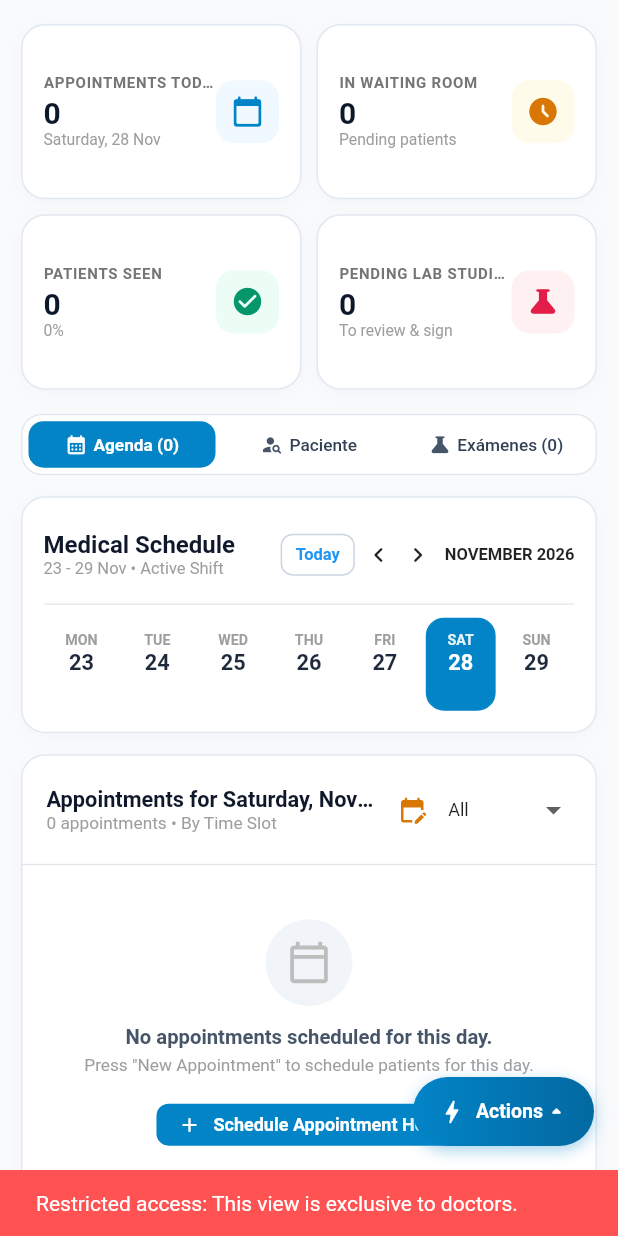
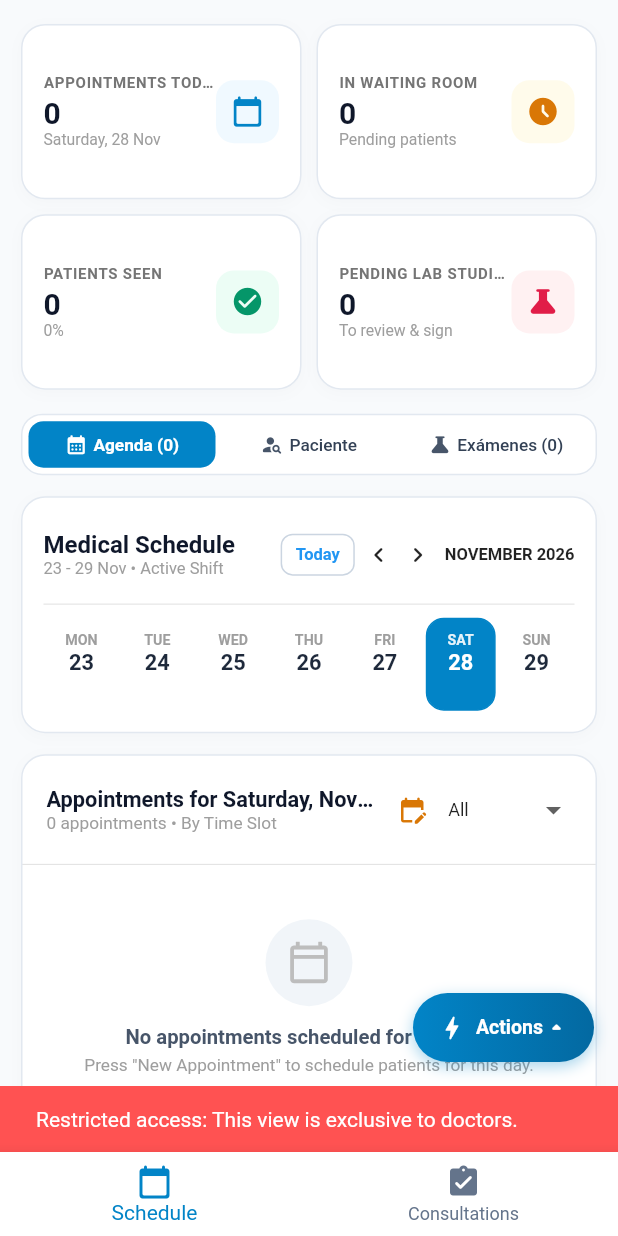
Before and after one commit to alejotb/doctuario, a Flutter app: the DoctorAgendaPanelWidget screen opened directly with empty values, on a phone screen of 412 x 824 dp. Run offline on Flutter 3.47's test engine with Material 3 defaults, Android fonts, the phone set to English and light mode, and no system bars; our stand-ins replace auto_size_text, csv, dropdown_button2, expandable, file_picker, flutter_animate and 14 more; missing offline and left inert: dart:html, dart:ui_web, json_path, mime_type; accounts and stored records are empty; network calls fail; Roboto replaces fonts that are missing (Mooli); statements that could not run were skipped.

Commit message:
refactor(ui): clean Actions menu, move Support to profile modal, add mobile Consultas tab, remove duplicate booking bar

```diff
--- a/lib/doctors/doctor_agenda_panel/doctor_agenda_panel_widget.dart
+++ b/lib/doctors/doctor_agenda_panel/doctor_agenda_panel_widget.dart
@@ -3,10 +3,8 @@ import 'package:flutter/material.dart';
 import 'package:google_fonts/google_fonts.dart';
 import '../../auth/supabase_auth/auth_util.dart';
 import '../../backend/supabase/supabase.dart';
-import '../../components/user_profile_modal.dart';
 import '../../flutter_flow/flutter_flow_util.dart';
 import '../../my_account/home/home_widget.dart';
-import '../components/doctor_support_dialog.dart';
 import 'components/agenda_metrics_strip.dart';
 import 'services/agenda_appointment_actions.dart';
 import 'views/agenda_responsive_content.dart';
@@ -446,30 +444,21 @@ class _DoctorAgendaPanelWidgetState extends State<DoctorAgendaPanelWidget>
             ),
       floatingActionButton: PopupMenuButton<String>(
         tooltip: isEs ? 'Acciones Rápidas' : 'Quick Actions',
-        offset: const Offset(0, -380),
+        offset: const Offset(0, -320),
         shape: RoundedRectangleBorder(borderRadius: BorderRadius.circular(16)),
         color: const Color(0xFF1E293B),
         onSelected: (val) async {
           if (val == 'urgencia') _mostrarDialogoNuevaCita(esEmergencia: true);
-          if (val == 'consultas') DoctorConsultasRealizadasWidget.open(context, idDoctor: widget.idDoctor);
           if (val == 'retraso') DoctorDelayBroadcastDialog.show(context, idDoctor: widget.idDoctor, onNotificado: _cargarDatos);
           if (val == 'receta' || val == 'orden' || val == 'reposo' || val == 'interconsulta') _abrirDocumentoModal(val);
-          if (val == 'actualizar') _cargarDatos();
-          if (val == 'soporte') DoctorSupportDialog.show(context, idDoctor: widget.idDoctor, doctorNombre: _doctorNombre ?? 'Doctor/a');
-          if (val == 'perfil') { await UserProfileModal.show(context, isDoctorView: true); _cargarDatos(); }
         },
         itemBuilder: (ctx) => [
-          _menuItem('consultas', Icons.assignment_turned_in_rounded, const Color(0xFF10B981), isEs ? 'Consultas & Borradores' : 'Consultations & Drafts', isEs ? 'Historial y notas pendientes' : 'History & pending drafts'),
           _menuItem('urgencia', Icons.emergency_rounded, const Color(0xFFE11D48), isEs ? 'Ingresar Urgencia' : 'Emergency Admission', isEs ? 'Atención directa' : 'Immediate care'),
           _menuItem('receta', Icons.description_rounded, const Color(0xFF10B981), isEs ? 'Receta / Ficha' : 'Prescription / Chart', isEs ? 'Emisión e impresión' : 'Issue and print'),
           _menuItem('orden', Icons.science_rounded, const Color(0xFF38BDF8), isEs ? 'Orden Médica' : 'Medical Order', isEs ? 'Lab y Rayos X' : 'Lab & Imaging'),
           _menuItem('reposo', Icons.hotel_rounded, const Color(0xFFA78BFA), isEs ? 'Reposo Médico' : 'Sick Leave', isEs ? 'Permiso o incapacidad' : 'Medical leave certificate'),
           _menuItem('interconsulta', Icons.alt_route_rounded, const Color(0xFF2DD4BF), isEs ? 'Interconsulta' : 'Referral', isEs ? 'Derivación médica' : 'Specialist referral'),
           _menuItem('retraso', Icons.campaign_rounded, const Color(0xFFF59E0B), isEs ? 'Avisar Retraso / Salida' : 'Broadcast Delay / Exit', isEs ? 'Notificar sala de espera' : 'Notify waiting room'),
-          const PopupMenuDivider(height: 8),
-          _menuItem('actualizar', Icons.refresh_rounded, const Color(0xFF94A3B8), isEs ? 'Actualizar Agenda' : 'Refresh Schedule', isEs ? 'Sincronizar turnos y estados' : 'Sync appointments & status'),
-          _menuItem('soporte', Icons.headset_mic_rounded, const Color(0xFF38BDF8), isEs ? 'Soporte y Ayuda' : 'Support & Help', isEs ? 'Asistencia técnica directa' : 'Direct technical support'),
-          _menuItem('perfil', Icons.person_outline_rounded, const Color(0xFFF472B6), isEs ? 'Mi Perfil Médico' : 'My Medical Profile', isEs ? 'Editar datos y credenciales' : 'Edit profile & credentials'),
         ],
         child: Container(
           height: 46,
@@ -490,6 +479,30 @@ class _DoctorAgendaPanelWidgetState extends State<DoctorAgendaPanelWidget>
           ),
         ),
       ),
+      bottomNavigationBar: MediaQuery.of(context).size.width >= 900
+          ? null
+          : BottomNavigationBar(
+              currentIndex: 0,
+              selectedItemColor: const Color(0xFF0284C7),
+              unselectedItemColor: const Color(0xFF64748B),
+              backgroundColor: Colors.white,
+              type: BottomNavigationBarType.fixed,
+              onTap: (idx) {
+                if (idx == 1) {
+                  DoctorConsultasRealizadasWidget.open(context, idDoctor: widget.idDoctor);
+                }
+              },
+              items: [
+                BottomNavigationBarItem(
+                  icon: const Icon(Icons.calendar_today_rounded),
+                  label: isEs ? 'Agenda' : 'Schedule',
+                ),
+                BottomNavigationBarItem(
+                  icon: const Icon(Icons.assignment_turned_in_rounded),
+                  label: isEs ? 'Consultas' : 'Consultations',
+                ),
+              ],
+            ),
     );
   }
 
```
Also changed, not shown: lib/components/user_profile_modal.dart (+16 -0 lines), lib/doctors/doctor_public_profile/doctor_public_profile_widget.dart (+0 -26 lines).
